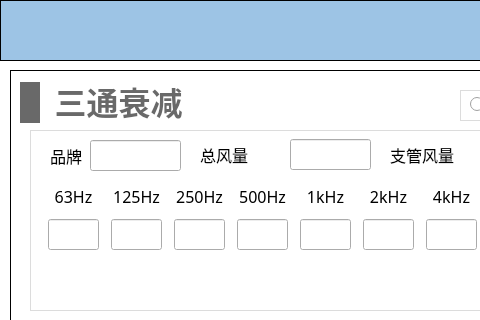
Qt form NoiseCalSoft/inputDialog/dialog_tee.ui (haobana/NoiCal) before a commit; both pictures show x 0 to 480 and y 0 to 320 of the 671 by 580 pixel window.
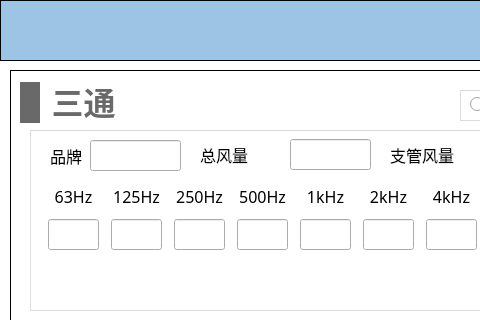
The same form after that commit. Icons and pictures are not drawn.

```diff
--- a/NoiseCalSoft/inputDialog/dialog_tee.ui
+++ b/NoiseCalSoft/inputDialog/dialog_tee.ui
@@ -771,7 +771,7 @@
      <rect>
       <x>10</x>
       <y>10</y>
-      <width>171</width>
+      <width>101</width>
       <height>45</height>
      </rect>
     </property>
@@ -817,7 +817,7 @@
 }</string>
        </property>
        <property name="text">
-        <string>三通衰减</string>
+        <string>三通</string>
        </property>
        <property name="alignment">
         <set>Qt::AlignBottom|Qt::AlignHCenter</set>
```
